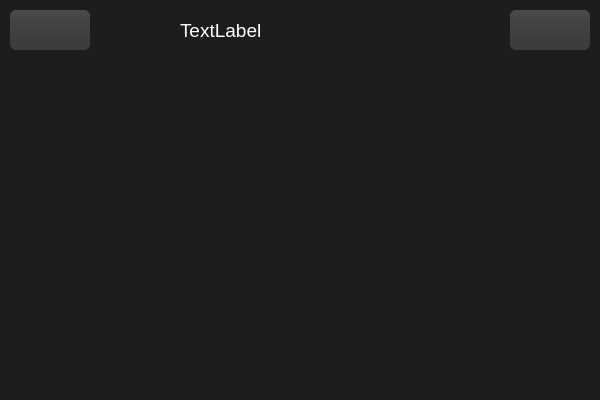
Above: CrimsonGUI/dialogfx.ui from eduardosacco/crimsonfx before the change. Below: the same form after it.
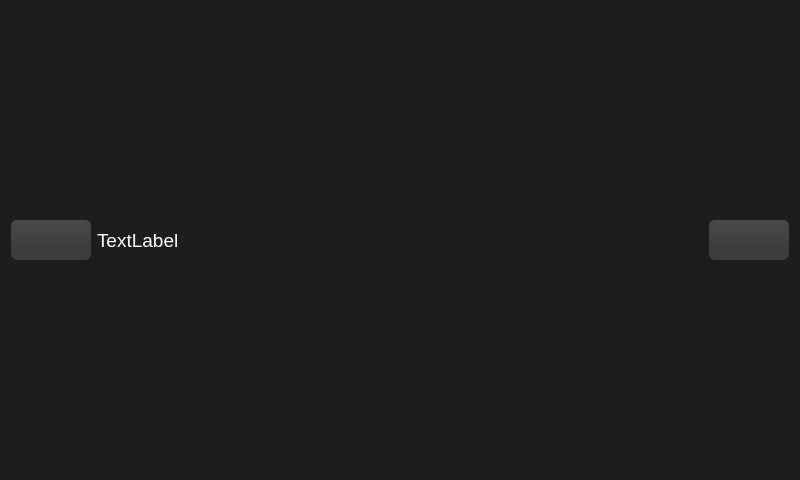
That is the form after the change. Icons and pictures are not drawn.

Diff of the .ui file:
```diff
--- a/CrimsonGUI/dialogfx.ui
+++ b/CrimsonGUI/dialogfx.ui
@@ -6,8 +6,8 @@
    <rect>
     <x>0</x>
     <y>0</y>
-    <width>600</width>
-    <height>400</height>
+    <width>800</width>
+    <height>480</height>
    </rect>
   </property>
   <property name="windowTitle">
@@ -42,64 +42,11 @@
 qproperty-alignment:AlignCenter;
 }</string>
   </property>
-  <widget class="QWidget" name="verticalLayoutWidget">
-   <property name="geometry">
-    <rect>
-     <x>-1</x>
-     <y>69</y>
-     <width>601</width>
-     <height>331</height>
-    </rect>
-   </property>
-   <layout class="QVBoxLayout" name="vLayout"/>
-  </widget>
-  <widget class="QPushButton" name="btnOnOff">
-   <property name="geometry">
-    <rect>
-     <x>510</x>
-     <y>10</y>
-     <width>80</width>
-     <height>40</height>
-    </rect>
-   </property>
-   <property name="sizePolicy">
-    <sizepolicy hsizetype="Fixed" vsizetype="Fixed">
-     <horstretch>0</horstretch>
-     <verstretch>0</verstretch>
-    </sizepolicy>
-   </property>
-   <property name="minimumSize">
-    <size>
-     <width>80</width>
-     <height>40</height>
-    </size>
-   </property>
-   <property name="text">
-    <string/>
-   </property>
-   <property name="icon">
-    <iconset resource="resources.qrc">
-     <normaloff>:/img/img/onOff.png</normaloff>:/img/img/onOff.png</iconset>
-   </property>
-   <property name="iconSize">
-    <size>
-     <width>30</width>
-     <height>35</height>
-    </size>
-   </property>
-   <property name="checkable">
-    <bool>true</bool>
-   </property>
-  </widget>
+  <layout class="QVBoxLayout" name="verticalLayout">
+   <item>
+    <layout class="QHBoxLayout" name="horizontalLayout">
+     <item>
   <widget class="QPushButton" name="btnClose">
-   <property name="geometry">
-    <rect>
-     <x>10</x>
-     <y>10</y>
-     <width>80</width>
-     <height>40</height>
-    </rect>
-   </property>
    <property name="sizePolicy">
     <sizepolicy hsizetype="Fixed" vsizetype="Fixed">
      <horstretch>0</horstretch>
@@ -126,15 +73,9 @@
     </size>
    </property>
   </widget>
+     </item>
+     <item>
   <widget class="QLabel" name="lblFx">
-   <property name="geometry">
-    <rect>
-     <x>180</x>
-     <y>10</y>
-     <width>241</width>
-     <height>41</height>
-    </rect>
-   </property>
    <property name="font">
     <font>
      <family>Segoe UI</family>
@@ -148,6 +89,45 @@
     <string>TextLabel</string>
    </property>
   </widget>
+     </item>
+     <item>
+      <widget class="QPushButton" name="btnOnOff">
+       <property name="sizePolicy">
+        <sizepolicy hsizetype="Fixed" vsizetype="Fixed">
+         <horstretch>0</horstretch>
+         <verstretch>0</verstretch>
+        </sizepolicy>
+       </property>
+       <property name="minimumSize">
+        <size>
+         <width>80</width>
+         <height>40</height>
+        </size>
+       </property>
+       <property name="text">
+        <string/>
+       </property>
+       <property name="icon">
+        <iconset resource="resources.qrc">
+         <normaloff>:/img/img/onOff.png</normaloff>:/img/img/onOff.png</iconset>
+       </property>
+       <property name="iconSize">
+        <size>
+         <width>30</width>
+         <height>35</height>
+        </size>
+       </property>
+       <property name="checkable">
+        <bool>true</bool>
+       </property>
+      </widget>
+     </item>
+    </layout>
+   </item>
+   <item>
+    <layout class="QVBoxLayout" name="vLayout"/>
+   </item>
+  </layout>
  </widget>
  <resources>
   <include location="resources.qrc"/>
```
Lines whose indentation alone changed are shown as unchanged.
